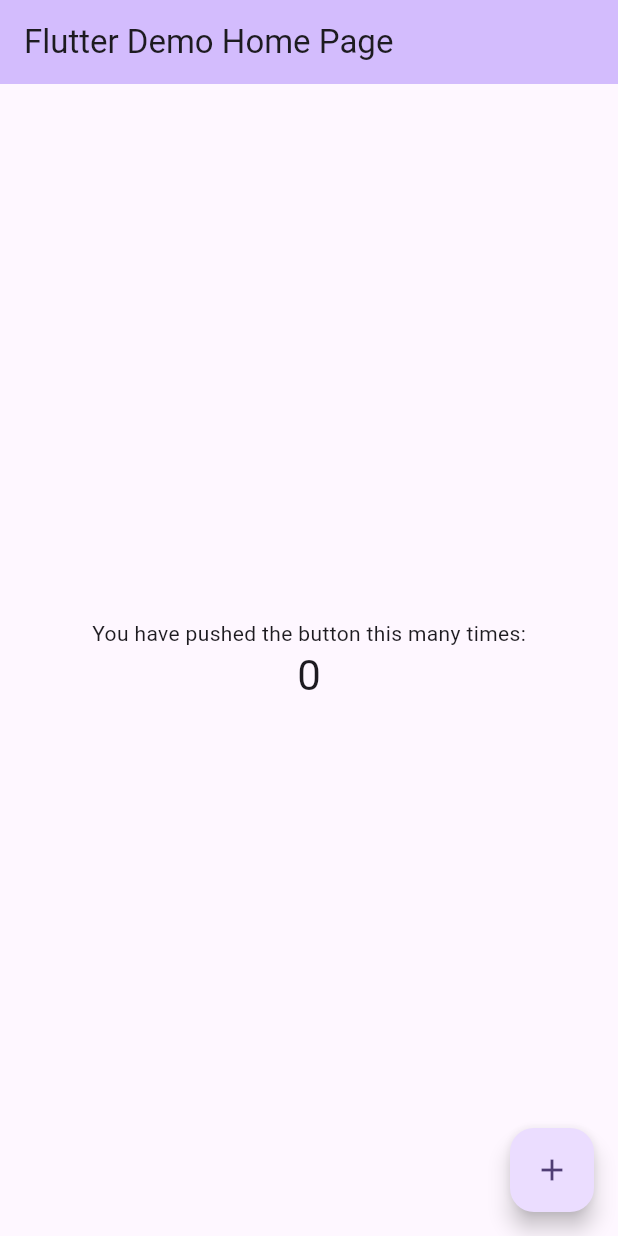
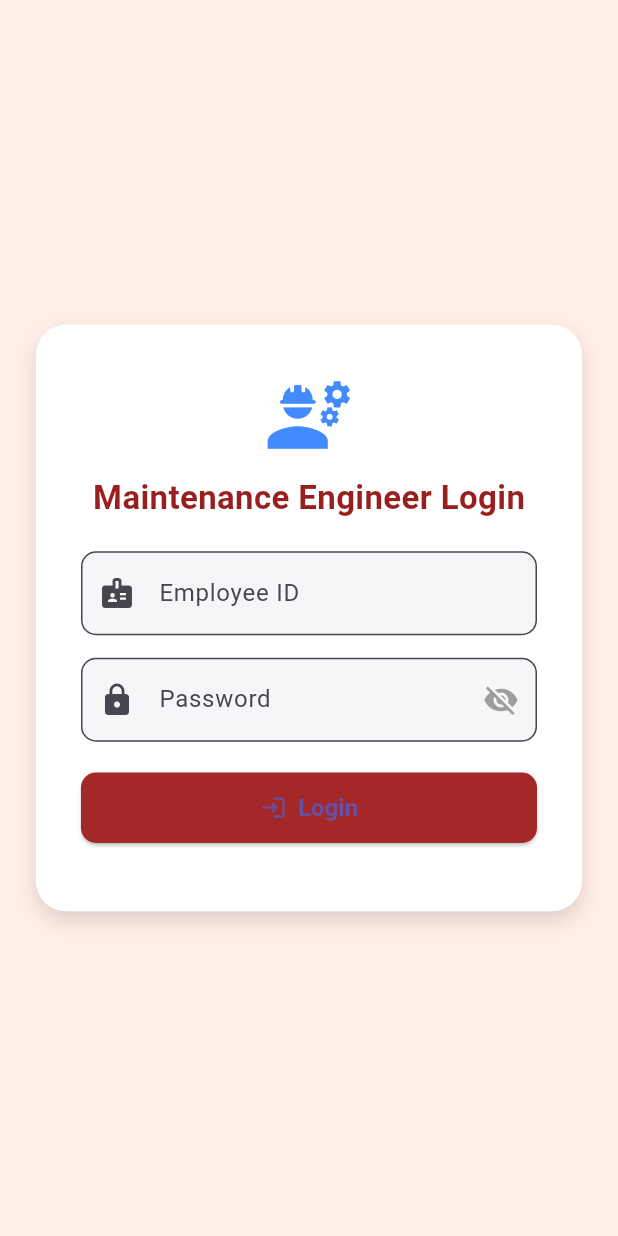
Before and after one commit to u-Kiran05/maintenancePortal, a Flutter app: the screen it shows after launch, on a phone screen of 412 x 824 dp. Run offline on Flutter 3.47's test engine with Material 3 defaults, Android fonts, the phone set to English and light mode, and no system bars.

Commit message:
added maintenance login

```diff
--- a/lib/main.dart
+++ b/lib/main.dart
@@ -1,122 +1,22 @@
 import 'package:flutter/material.dart';
+import 'routes/app_routes.dart'; // Route definitions
 
 void main() {
-  runApp(const MyApp());
+  runApp(MaintenanceApp());
 }
 
-class MyApp extends StatelessWidget {
-  const MyApp({super.key});
-
-  // This widget is the root of your application.
+class MaintenanceApp extends StatelessWidget {
   @override
   Widget build(BuildContext context) {
     return MaterialApp(
-      title: 'Flutter Demo',
+      title: 'SAP Maintenance Portal',
+      initialRoute: '/',
+      routes: appRoutes, // Defined in app_routes.dart
+      debugShowCheckedModeBanner: false,
       theme: ThemeData(
-        // This is the theme of your application.
-        //
-        // TRY THIS: Try running your application with "flutter run". You'll see
-        // the application has a purple toolbar. Then, without quitting the app,
-        // try changing the seedColor in the colorScheme below to Colors.green
-        // and then invoke "hot reload" (save your changes or press the "hot
-        // reload" button in a Flutter-supported IDE, or press "r" if you used
-        // the command line to start the app).
-        //
-        // Notice that the counter didn't reset back to zero; the application
-        // state is not lost during the reload. To reset the state, use hot
-        // restart instead.
-        //
-        // This works for code too, not just values: Most code changes can be
-        // tested with just a hot reload.
-        colorScheme: ColorScheme.fromSeed(seedColor: Colors.deepPurple),
+        primarySwatch: Colors.blueGrey,
+        fontFamily: 'Roboto',
       ),
-      home: const MyHomePage(title: 'Flutter Demo Home Page'),
     );
   }
 }
-
-class MyHomePage extends StatefulWidget {
-  const MyHomePage({super.key, required this.title});
-
-  // This widget is the home page of your application. It is stateful, meaning
-  // that it has a State object (defined below) that contains fields that affect
-  // how it looks.
-
-  // This class is the configuration for the state. It holds the values (in this
-  // case the title) provided by the parent (in this case the App widget) and
-  // used by the build method of the State. Fields in a Widget subclass are
-  // always marked "final".
-
-  final String title;
-
-  @override
-  State<MyHomePage> createState() => _MyHomePageState();
-}
-
-class _MyHomePageState extends State<MyHomePage> {
-  int _counter = 0;
-
-  void _incrementCounter() {
-    setState(() {
-      // This call to setState tells the Flutter framework that something has
-      // changed in this State, which causes it to rerun the build method below
-      // so that the display can reflect the updated values. If we changed
-      // _counter without calling setState(), then the build method would not be
-      // called again, and so nothing would appear to happen.
-      _counter++;
-    });
-  }
-
-  @override
-  Widget build(BuildContext context) {
-    // This method is rerun every time setState is called, for instance as done
-    // by the _incrementCounter method above.
-    //
-    // The Flutter framework has been optimized to make rerunning build methods
-    // fast, so that you can just rebuild anything that needs updating rather
-    // than having to individually change instances of widgets.
-    return Scaffold(
-      appBar: AppBar(
-        // TRY THIS: Try changing the color here to a specific color (to
-        // Colors.amber, perhaps?) and trigger a hot reload to see the AppBar
-        // change color while the other colors stay the same.
-        backgroundColor: Theme.of(context).colorScheme.inversePrimary,
-        // Here we take the value from the MyHomePage object that was created by
-        // the App.build method, and use it to set our appbar title.
-        title: Text(widget.title),
-      ),
-      body: Center(
-        // Center is a layout widget. It takes a single child and positions it
-        // in the middle of the parent.
-        child: Column(
-          // Column is also a layout widget. It takes a list of children and
-          // arranges them vertically. By default, it sizes itself to fit its
-          // children horizontally, and tries to be as tall as its parent.
-          //
-          // Column has various properties to control how it sizes itself and
-          // how it positions its children. Here we use mainAxisAlignment to
-          // center the children vertically; the main axis here is the vertical
-          // axis because Columns are vertical (the cross axis would be
-          // horizontal).
-          //
-          // TRY THIS: Invoke "debug painting" (choose the "Toggle Debug Paint"
-          // action in the IDE, or press "p" in the console), to see the
-          // wireframe for each widget.
-          mainAxisAlignment: MainAxisAlignment.center,
-          children: <Widget>[
-            const Text('You have pushed the button this many times:'),
-            Text(
-              '$_counter',
-              style: Theme.of(context).textTheme.headlineMedium,
-            ),
-          ],
-        ),
-      ),
-      floatingActionButton: FloatingActionButton(
-        onPressed: _incrementCounter,
-        tooltip: 'Increment',
-        child: const Icon(Icons.add),
-      ), // This trailing comma makes auto-formatting nicer for build methods.
-    );
-  }
-}
--- /dev/null
+++ b/lib/routes/app_routes.dart
@@ -0,0 +1,8 @@
+import 'package:flutter/material.dart';
+import '../screens/login_page.dart';
+import '../screens/dashboard_page.dart';
+
+final Map<String, WidgetBuilder> appRoutes = {
+  '/': (context) => EmployeeLoginScreen(),
+  '/dashboard': (context) => DashboardPage(),
+};
--- /dev/null
+++ b/lib/screens/login_page.dart
@@ -0,0 +1,131 @@
+import 'package:flutter/material.dart';
+import '../services/auth_service.dart';
+import '../styles/login_style.dart';
+import '../styles/app_colors.dart';
+
+class EmployeeLoginScreen extends StatefulWidget {
+  @override
+  State<EmployeeLoginScreen> createState() => _EmployeeLoginScreenState();
+}
+
+class _EmployeeLoginScreenState extends State<EmployeeLoginScreen> {
+  final TextEditingController _employeeIdController = TextEditingController();
+  final TextEditingController _passwordController = TextEditingController();
+
+  String _feedbackMessage = '';
+  IconData? _feedbackIcon;
+  bool _isLoading = false;
+  bool _obscurePassword = true;
+
+  Future<void> _attemptLogin() async {
+    final empId = _employeeIdController.text.trim();
+    final password = _passwordController.text.trim();
+
+    if (empId.isEmpty || password.isEmpty) {
+      setState(() {
+        _feedbackIcon = Icons.warning_amber;
+        _feedbackMessage = "Please enter both Employee ID and Password";
+      });
+      return;
+    }
+
+    setState(() {
+      _isLoading = true;
+      _feedbackMessage = '';
+      _feedbackIcon = null;
+    });
+
+    try {
+      final status = await AuthService.login(empId, password);
+      if (status == 'Y') {
+        Navigator.pushReplacementNamed(context, '/dashboard');
+      } else {
+        setState(() {
+          _feedbackIcon = Icons.error;
+          _feedbackMessage = "Invalid credentials. Try again.";
+        });
+      }
+    } catch (error) {
+      setState(() {
+        _feedbackIcon = Icons.report_problem;
+        _feedbackMessage = "Login failed: $error";
+      });
+    } finally {
+      setState(() => _isLoading = false);
+    }
+  }
+
+  @override
+  Widget build(BuildContext context) {
+    return Scaffold(
+      backgroundColor: AppColors.backgroundLeft,
+      body: Center(
+        child: Container(
+          margin: const EdgeInsets.all(24),
+          padding: const EdgeInsets.all(30),
+          decoration: LoginStyles.cardBox,
+          child: Column(
+            mainAxisSize: MainAxisSize.min,
+            children: [
+              const Icon(Icons.engineering, size: 60, color: Colors.blueAccent),
+              const SizedBox(height: 10),
+
+              // ✅ No const here because the style is not compile-time constant
+              Text("Maintenance Engineer Login", style: LoginStyles.titleText),
+
+              const SizedBox(height: 20),
+              TextField(
+                controller: _employeeIdController,
+                decoration: LoginStyles.inputDecoration("Employee ID", Icons.badge),
+              ),
+              const SizedBox(height: 15),
+              TextField(
+                controller: _passwordController,
+                obscureText: _obscurePassword,
+                decoration: LoginStyles.inputDecoration(
+                  "Password",
+                  Icons.lock,
+                  suffixIcon: IconButton(
+                    icon: Icon(
+                      _obscurePassword ? Icons.visibility_off : Icons.visibility,
+                      color: Colors.grey,
+                    ),
+                    onPressed: () {
+                      setState(() => _obscurePassword = !_obscurePassword);
+                    },
+                  ),
+                ),
+              ),
+              const SizedBox(height: 20),
+              _isLoading
+                  ? const CircularProgressIndicator()
+                  : SizedBox(
+                width: double.infinity,
+                child: ElevatedButton.icon(
+                  onPressed: _attemptLogin,
+                  icon: const Icon(Icons.login),
+                  label: const Text("Login"),
+                  style: LoginStyles.loginButtonStyle,
+                ),
+              ),
+              const SizedBox(height: 15),
+              if (_feedbackMessage.isNotEmpty)
+                Row(
+                  children: [
+                    Icon(_feedbackIcon ?? Icons.info, color: Colors.red),
+                    const SizedBox(width: 8),
+                    Expanded(
+                      child: Text(
+                        _feedbackMessage,
+                        style: LoginStyles.errorText,
+                      ),
+                    ),
+                  ],
+                ),
+            ],
+          ),
+        ),
+      ),
+    );
+  }
+}
--- /dev/null
+++ b/lib/services/auth_service.dart
@@ -0,0 +1,21 @@
+import 'package:http/http.dart' as http;
+import 'dart:convert';
+
+class AuthService {
+  static final String _backendUrl = 'http://10.0.2.2:5000';
+
+  static Future<String> login(String empId, String password) async {
+    final response = await http.post(
+      Uri.parse(_backendUrl),
+      headers: {"Content-Type": "application/json"},
+      body: jsonEncode({"empId": empId, "password": password}),
+    );
+
+    if (response.statusCode == 200) {
+      final result = jsonDecode(response.body);
+      return result['status'] ?? 'N';
+    } else {
+      throw Exception("Server Error: ${response.statusCode}");
+    }
+  }
+}
--- /dev/null
+++ b/lib/styles/app_colors.dart
@@ -0,0 +1,11 @@
+import 'package:flutter/material.dart';
+
+class AppColors {
+  static const Color backgroundLeft = Color(0xFFFFEDE7);
+  static const Color primaryRed = Color(0xFFA52828);
+  static const Color darkRedText = Color(0xFF991F1F);
+  static const Color roleTabActive = Color(0xFFF8D9D9);
+  static const Color inputFill = Color(0xFFF4F6F8);
+  static const Color white = Colors.white;
+  static const Color borderGrey = Color(0xFFDADADA);
+}
--- /dev/null
+++ b/lib/styles/login_style.dart
@@ -0,0 +1,78 @@
+import 'package:flutter/material.dart';
+import 'app_colors.dart';
+
+class LoginStyles {
+  // Login card container decoration
+  static const TextStyle titleText = TextStyle(
+    fontSize: 22,
+    fontWeight: FontWeight.bold,
+    color: AppColors.darkRedText, // ensure this is const in app_colors.dart too
+  );
+
+  static final BoxDecoration cardBox = BoxDecoration(
+    color: AppColors.white,
+    borderRadius: BorderRadius.circular(20),
+    boxShadow: [
+      BoxShadow(
+        color: Colors.black12,
+        blurRadius: 10,
+        offset: Offset(0, 6),
+      ),
+    ],
+  );
+
+  // Role selection button (Customer, Vendor, Employee)
+  static ButtonStyle roleButton(bool isActive) => ElevatedButton.styleFrom(
+    backgroundColor:
+    isActive ? AppColors.roleTabActive : AppColors.white,
+    foregroundColor: Colors.black,
+    shape: RoundedRectangleBorder(
+      borderRadius: BorderRadius.circular(8),
+      side: BorderSide(
+        color: isActive ? AppColors.primaryRed : AppColors.borderGrey,
+      ),
+    ),
+    padding: const EdgeInsets.symmetric(horizontal: 14),
+    elevation: 0,
+  );
+
+  // Login button style
+  static final ButtonStyle loginButtonStyle = ElevatedButton.styleFrom(
+    backgroundColor: AppColors.primaryRed,
+    shape: RoundedRectangleBorder(
+      borderRadius: BorderRadius.circular(10),
+    ),
+    padding: const EdgeInsets.symmetric(vertical: 14),
+    textStyle: const TextStyle(
+      fontWeight: FontWeight.bold,
+      fontSize: 16,
+    ),
+  );
+
+  // Input field decoration
+  static InputDecoration inputDecoration(String label, IconData icon, {Widget? suffixIcon}) {
+    return InputDecoration(
+      labelText: label,
+      prefixIcon: Icon(icon),
+      suffixIcon: suffixIcon,
+      filled: true,
+      fillColor: AppColors.inputFill,
+      border: OutlineInputBorder(
+        borderRadius: BorderRadius.circular(10),
+      ),
+    );
+  }
+
+  // Heading text (e.g., "Welcome to ERP Portal")
+  static const TextStyle headingText = TextStyle(
+    fontSize: 22,
+    fontWeight: FontWeight.bold,
+    color: AppColors.darkRedText,
+  );
+
+  // Error message style
+  static const TextStyle errorText = TextStyle(
+    color: Colors.red,
+    fontWeight: FontWeight.w600,
+  );
+}
--- a/pubspec.yaml
+++ b/pubspec.yaml
@@ -30,7 +30,7 @@ environment:
 dependencies:
   flutter:
     sdk: flutter
-
+  http: ^0.13.5
   # The following adds the Cupertino Icons font to your application.
   # Use with the CupertinoIcons class for iOS style icons.
   cupertino_icons: ^1.0.8
```
Also changed, not shown: lib/screens/dashboard_page.dart (added, +11 -0 lines), pubspec.lock, 7 other files.
